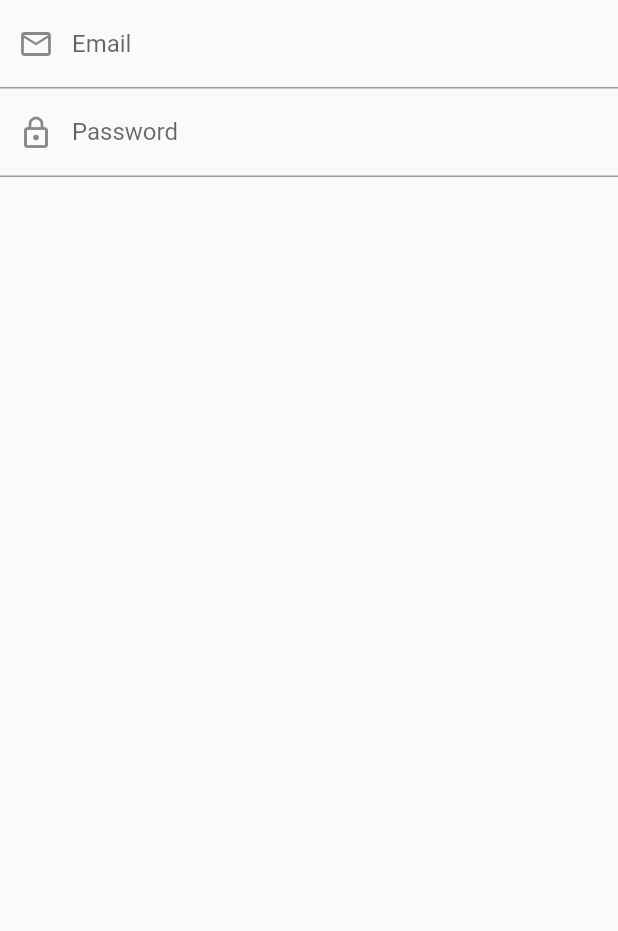
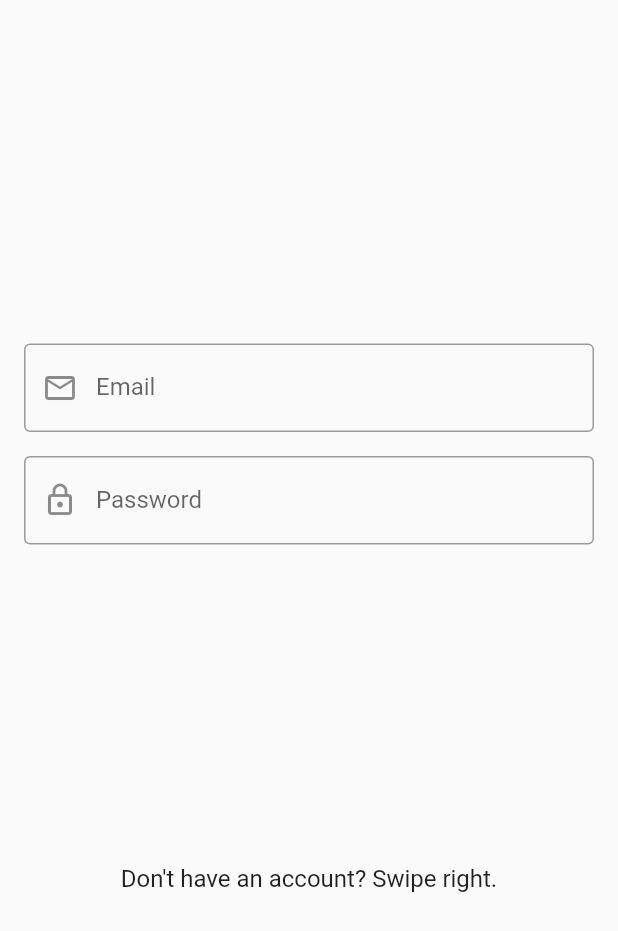
Before and after one commit to ChegeBryan/sperm_donation, a Flutter app: the screen it shows after launch, on a phone screen of 412 x 824 dp. Shown: the top 931 px of the screen. Run offline on Flutter 3.47's test engine with Material 2 defaults, Android fonts, the light colour scheme and no system bars.

Commit message:
Update login form

```diff
--- /dev/null
+++ b/lib/ui/auth/parts/form_bottom_text.dart
@@ -0,0 +1,45 @@
+import 'package:flutter/material.dart';
+
+class FormBottomText extends StatelessWidget {
+  const FormBottomText({
+    Key? key,
+    required this.message,
+    required this.actionMessage,
+    //required this.swipeTo,
+  }) : super(key: key);
+
+  final String? message;
+  final String? actionMessage;
+  //final Widget? swipeTo;
+
+  @override
+  Widget build(BuildContext context) {
+    return Column(
+      children: [
+        Text(
+          message!,
+          style: TextStyle(
+            fontSize: 16.0,
+          ),
+        ),
+        // TextButton(
+        //   onPressed: () {
+        //     Navigator.push(
+        //       context,
+        //       MaterialPageRoute(builder: (context) => swipeTo!),
+        //     );
+        //   },
+        //   child: Text(
+        //     actionMessage!,
+        //     style: TextStyle(
+        //       fontSize: 16.0,
+        //     ),
+        //   ),
+        //   style: ButtonStyle(
+        //     overlayColor: MaterialStateProperty.all<Color>(Colors.transparent),
+        //   ),
+        // )
+      ],
+    );
+  }
+}
--- a/lib/ui/auth/parts/login_form.dart
+++ b/lib/ui/auth/parts/login_form.dart
@@ -25,6 +25,7 @@ class _LoginFormState extends State<LoginForm> {
             decoration: InputDecoration(
               labelText: 'Email',
               prefixIcon: Icon(Icons.email_outlined),
+              border: OutlineInputBorder(),
             ),
             validator: (value) {
               if (value!.isEmpty) {
@@ -33,11 +34,15 @@ class _LoginFormState extends State<LoginForm> {
               return null;
             },
           ),
+          Padding(
+            padding: const EdgeInsets.symmetric(vertical: 8.0),
+          ),
           TextFormField(
             controller: _password,
             decoration: InputDecoration(
               labelText: 'Password',
               prefixIcon: Icon(Icons.lock_outlined),
+              border: OutlineInputBorder(),
             ),
             obscureText: true,
             validator: (value) {
--- a/lib/ui/auth/screens/login.dart
+++ b/lib/ui/auth/screens/login.dart
@@ -1,4 +1,5 @@
 import 'package:flutter/material.dart';
+import 'package:sperm_donation/ui/auth/parts/form_bottom_text.dart';
 import 'package:sperm_donation/ui/auth/parts/login_form.dart';
 
 class LoginScreen extends StatefulWidget {
@@ -14,13 +15,22 @@ class _LoginScreenState extends State<LoginScreen> {
     return Scaffold(
       body: SafeArea(
         child: SingleChildScrollView(
+          child: Container(
+            height: MediaQuery.of(context).size.height,
+            padding: const EdgeInsets.all(16.0),
             child: Column(
               mainAxisAlignment: MainAxisAlignment.spaceEvenly,
               children: [
                 LoginForm(),
+                FormBottomText(
+                  message: "Don't have an account? Swipe right.",
+                  actionMessage: 'Create a new account',
+                ),
               ],
             ),
-      )),
+          ),
+        ),
+      ),
     );
   }
 }
```
Lines whose indentation alone changed are shown as unchanged.
